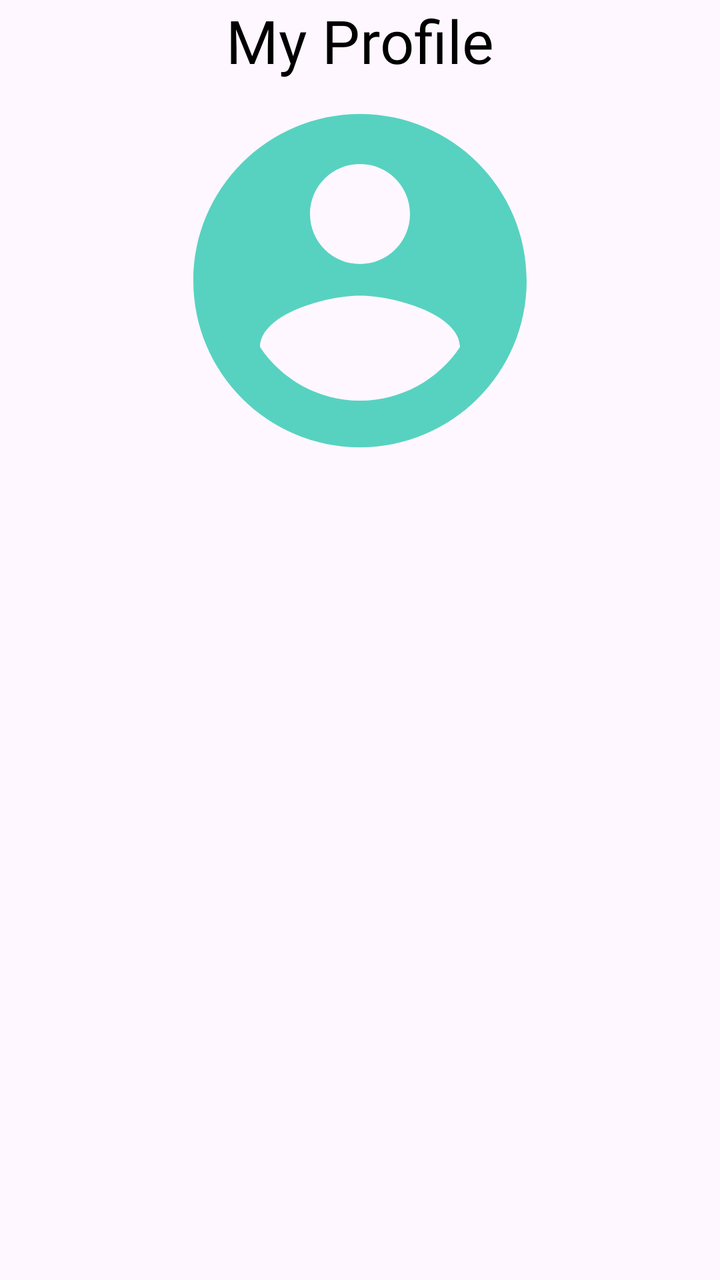
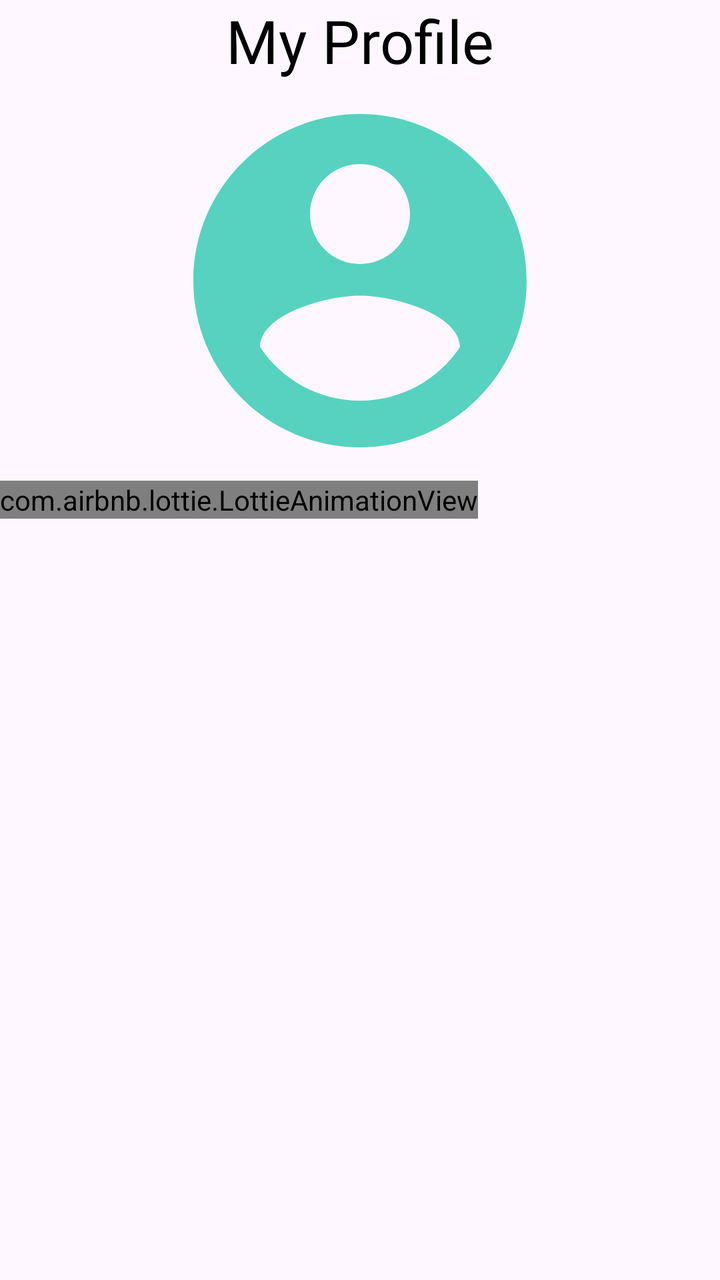

An Android layout rendered at two revisions. The XML below is the earlier revision; the diff shows what the commit changed to produce the second picture.
<!-- AndroidManifest.xml: application theme Theme.EduQuiz -->
<!-- res/layout/fragment_student_profile.xml -->
<?xml version="1.0" encoding="utf-8"?>
<FrameLayout xmlns:android="http://schemas.android.com/apk/res/android"
    xmlns:tools="http://schemas.android.com/tools"
    android:layout_width="match_parent"
    android:layout_height="match_parent"
    tools:context=".fragments.StudentProfileFragment">

    
    <ScrollView
        xmlns:android="http://schemas.android.com/apk/res/android"
        android:layout_width="match_parent"
        android:layout_height="wrap_content"
        android:scrollbars="vertical">
        <LinearLayout
            android:layout_width="match_parent"
            android:layout_height="wrap_content"
            android:orientation="vertical">
            
            <TextView
                android:layout_width="match_parent"
                android:layout_height="match_parent"
                android:fontFamily="@font/caveat_brush"
                android:textAlignment="center"
                android:text="My Profile"
                android:textSize="30dp"
                android:textColor="@color/black"/>
            
            <ImageView
                android:layout_width="200dp"
                android:layout_height="200dp"
                android:src="@drawable/profile__logo"
                android:layout_gravity="center"/>
            
        </LinearLayout>
    </ScrollView>
   

</FrameLayout>
<!-- resources referenced by this layout -->
<resources>
  <color name="black">#FF000000</color>
  <!-- drawable profile__logo (drawable) -->
  <vector xmlns:android="http://schemas.android.com/apk/res/android" android:height="24dp" android:tint="#57D2C0" android:viewportHeight="24" android:viewportWidth="24" android:width="24dp">
        
      <path android:fillColor="@android:color/white" android:pathData="M12,2C6.48,2 2,6.48 2,12s4.48,10 10,10 10,-4.48 10,-10S17.52,2 12,2zM12,5c1.66,0 3,1.34 3,3s-1.34,3 -3,3 -3,-1.34 -3,-3 1.34,-3 3,-3zM12,19.2c-2.5,0 -4.71,-1.28 -6,-3.22 0.03,-1.99 4,-3.08 6,-3.08 1.99,0 5.97,1.09 6,3.08 -1.29,1.94 -3.5,3.22 -6,3.22z"/>
      
  </vector>
  <style name="Theme.EduQuiz" parent="Base.Theme.EduQuiz" />
  <style name="Base.Theme.EduQuiz" parent="Theme.Material3.DayNight.NoActionBar">
          
          
      </style>
</resources>

<!-- the commit's change to res/layout/fragment_student_profile.xml (unified diff, before → after) -->
@@ -3,6 +3,7 @@
     xmlns:tools="http://schemas.android.com/tools"
     android:layout_width="match_parent"
     android:layout_height="match_parent"
+    xmlns:app="http://schemas.android.com/apk/res-auto"
     tools:context=".fragments.StudentProfileFragment">
 
     
@@ -30,6 +31,14 @@
                 android:layout_height="200dp"
                 android:src="@drawable/profile__logo"
                 android:layout_gravity="center"/>
+
+
+            <com.airbnb.lottie.LottieAnimationView
+                android:layout_width="wrap_content"
+                android:layout_height="wrap_content"
+                app:lottie_rawRes="@raw/helllo"
+                app:lottie_loop="true"
+                />
             
         </LinearLayout>
     </ScrollView>
